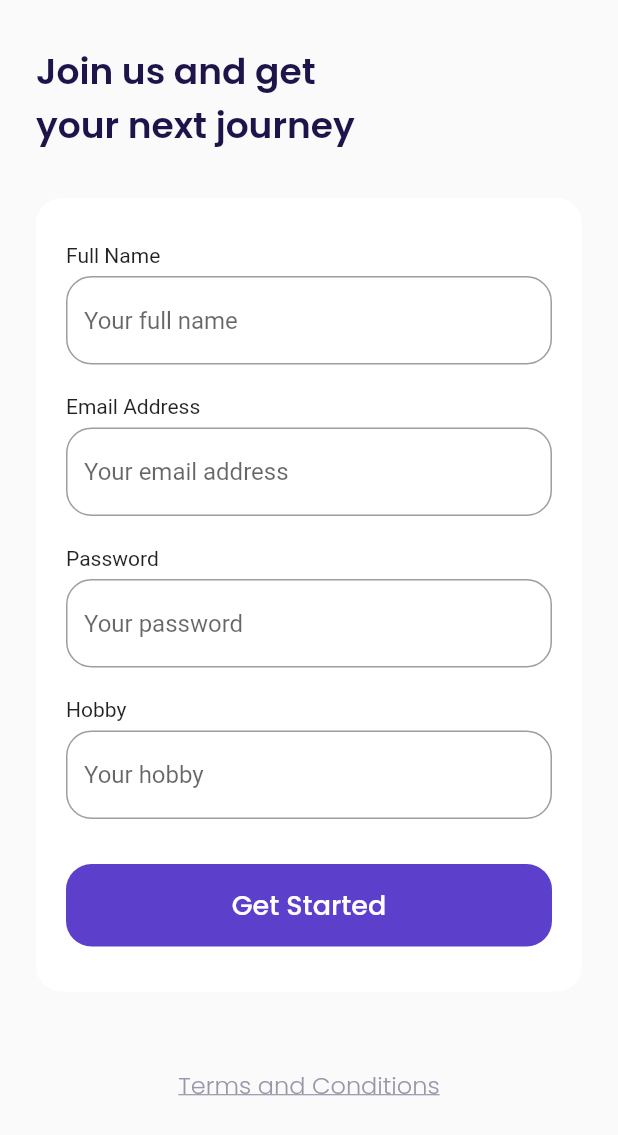
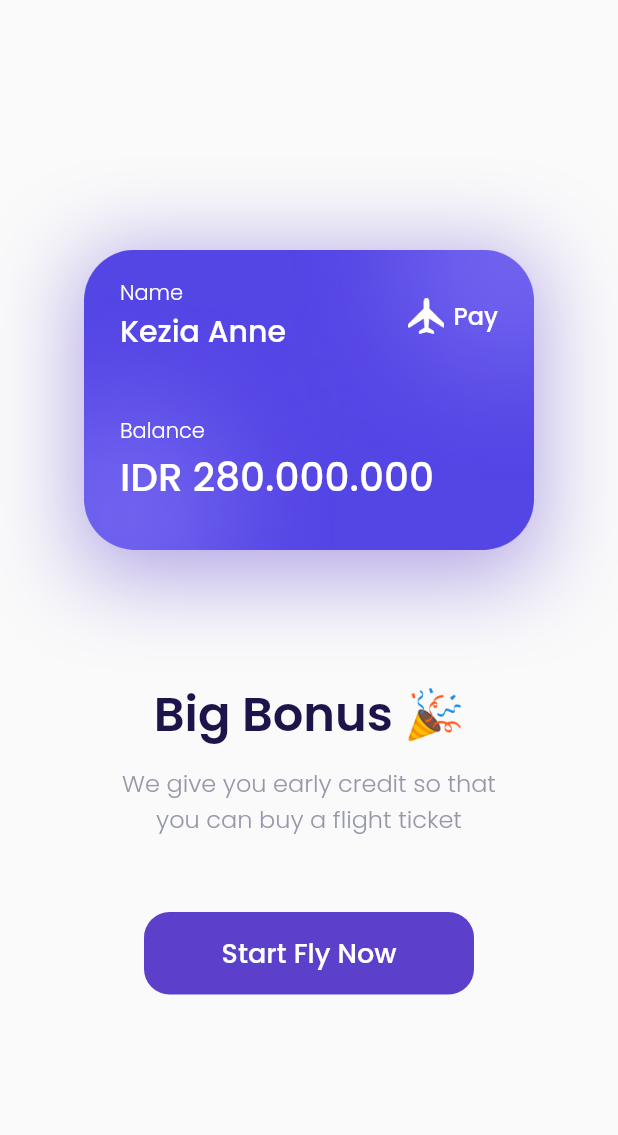
Before and after one commit to Nurhiman20/travel-flight-booking-app, a Flutter app: the SignUpPage screen opened by its route, after a tap on "Get Started", on a phone screen of 412 x 824 dp. Shown: the top 1135 px of the screen. Run offline on Flutter 3.47's test engine with Material 2 defaults, Android fonts, the phone set to English and light mode, and no system bars; our stand-ins replace google_fonts.

Commit message:
:sparkles: feat(Bonus page): Slicing

```diff
--- a/lib/main.dart
+++ b/lib/main.dart
@@ -1,3 +1,4 @@
+import 'package:airplane/ui/pages/bonus_page.dart';
 import 'package:airplane/ui/pages/get_started_page.dart';
 import 'package:airplane/ui/pages/sign_up_page.dart';
 import 'package:airplane/ui/pages/splash_page.dart';
@@ -15,7 +16,8 @@ class MyApp extends StatelessWidget {
       routes: {
         '/': (context) => const SplashPage(),
         '/get-started': (context) => const GetStartedPage(),
-        '/sign-up': (context) => const SignUpPage()
+        '/sign-up': (context) => const SignUpPage(),
+        '/bonus': (context) => const BonusPage()
       },
     );
   }
--- /dev/null
+++ b/lib/ui/pages/bonus_page.dart
@@ -0,0 +1,123 @@
+import 'package:airplane/shared/theme.dart';
+import 'package:flutter/material.dart';
+
+class BonusPage extends StatelessWidget {
+  const BonusPage({super.key});
+
+  @override
+  Widget build(BuildContext context) {
+    Widget bonusCard() {
+      return Container(
+        width: 300,
+        height: 211,
+        padding: EdgeInsets.all(defaultMargin),
+        decoration: BoxDecoration(
+            image: const DecorationImage(
+                image: AssetImage('assets/image_card.png')),
+            boxShadow: [
+              BoxShadow(
+                  color: kPrimaryColor.withOpacity(0.5),
+                  blurRadius: 50,
+                  offset: const Offset(0, 10))
+            ]),
+        child: Column(crossAxisAlignment: CrossAxisAlignment.start, children: [
+          Row(
+            children: [
+              Expanded(
+                child: Column(
+                  crossAxisAlignment: CrossAxisAlignment.start,
+                  children: [
+                    Text(
+                      'Name',
+                      style: whiteTextStyle.copyWith(fontWeight: light),
+                    ),
+                    Text(
+                      'Kezia Anne',
+                      style: whiteTextStyle.copyWith(
+                          fontSize: 20, fontWeight: medium),
+                      overflow: TextOverflow.ellipsis,
+                    )
+                  ],
+                ),
+              ),
+              Container(
+                width: 24,
+                height: 24,
+                margin: const EdgeInsets.only(right: 6),
+                decoration: const BoxDecoration(
+                    image: DecorationImage(
+                        image: AssetImage('assets/icon_plane.png'))),
+              ),
+              Text(
+                'Pay',
+                style:
+                    whiteTextStyle.copyWith(fontSize: 16, fontWeight: medium),
+              )
+            ],
+          ),
+          const SizedBox(
+            height: 41,
+          ),
+          Text(
+            'Balance',
+            style: whiteTextStyle.copyWith(fontWeight: light),
+          ),
+          Text(
+            'IDR 280.000.000',
+            style: whiteTextStyle.copyWith(fontSize: 26, fontWeight: medium),
+          )
+        ]),
+      );
+    }
+
+    Widget title() {
+      return Container(
+        margin: const EdgeInsets.only(top: 80),
+        child: Text(
+          'Big Bonus 🎉',
+          style: blackTextStyle.copyWith(fontSize: 32, fontWeight: semiBold),
+        ),
+      );
+    }
+
+    Widget subtitle() {
+      return Container(
+        margin: const EdgeInsets.only(top: 10),
+        child: Text(
+          'We give you early credit so that\nyou can buy a flight ticket',
+          style: greyTextStyle.copyWith(fontSize: 16, fontWeight: light),
+          textAlign: TextAlign.center,
+        ),
+      );
+    }
+
+    Widget startButton() {
+      return Container(
+        width: 220,
+        height: 55,
+        margin: const EdgeInsets.only(top: 50),
+        child: TextButton(
+          onPressed: () {},
+          style: TextButton.styleFrom(
+              backgroundColor: kPrimaryColor,
+              shape: RoundedRectangleBorder(
+                  borderRadius: BorderRadius.circular(defaultRadius))),
+          child: Text(
+            'Start Fly Now',
+            style: whiteTextStyle.copyWith(fontSize: 18, fontWeight: medium),
+          ),
+        ),
+      );
+    }
+
+    return Scaffold(
+      backgroundColor: kBackgroundColor,
+      body: Center(
+        child: Column(
+          mainAxisAlignment: MainAxisAlignment.center,
+          children: [bonusCard(), title(), subtitle(), startButton()],
+        ),
+      ),
+    );
+  }
+}
--- a/lib/ui/pages/sign_up_page.dart
+++ b/lib/ui/pages/sign_up_page.dart
@@ -123,7 +123,9 @@ class SignUpPage extends StatelessWidget {
           width: double.infinity,
           height: 55,
           child: TextButton(
-            onPressed: () {},
+            onPressed: () {
+              Navigator.pushNamed(context, '/bonus');
+            },
             style: TextButton.styleFrom(
                 backgroundColor: kPrimaryColor,
                 shape: RoundedRectangleBorder(
```
